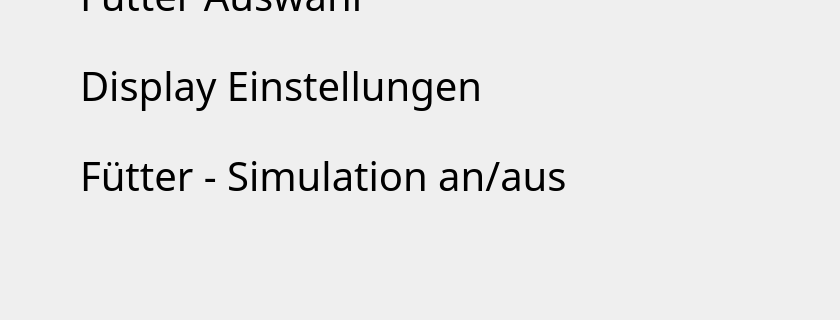
DonKeWu/Futterkarre-1.2, file views/einstellungen_seite.ui: the form before one commit; both pictures show x 440 to 1280 and y 400 to 720 of the 1280 by 720 pixel window.
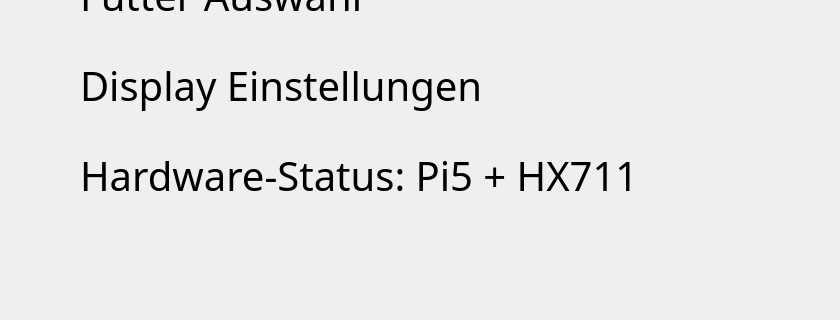
The form after the commit. Icons and pictures are not drawn.

Commit message:
🧹 Cleanup: Simulation-UI-Reste bereinigt
✅ Bereinigt:
- TODO-Kommentare in hx711_real.py präzisiert
- Veraltete 'Simulation entfernt' Kommentare modernisiert
- UI-Element von txt_simulation_toggle → txt_hardware_status
- Konsistente Hardware-Kommentare (Pi5 + HX711)
- Bereinigung in einstellungen_seite.py, fuettern_seite.py, test_wireless_integration.py

Diff of the .ui file:
```diff
--- a/views/einstellungen_seite.ui
+++ b/views/einstellungen_seite.ui
@@ -403,7 +403,7 @@
 }</string>
    </property>
    <property name="text">
-    <string>Fütter - Simulation an/aus</string>
+    <string>Hardware-Status: Pi5 + HX711</string>
    </property>
   </widget>
   <widget class="QPushButton" name="btn_futter_config">
```
Left out of the diff: 4 changed lines with no effect on the pictures. The commit also changes 5 other files.
